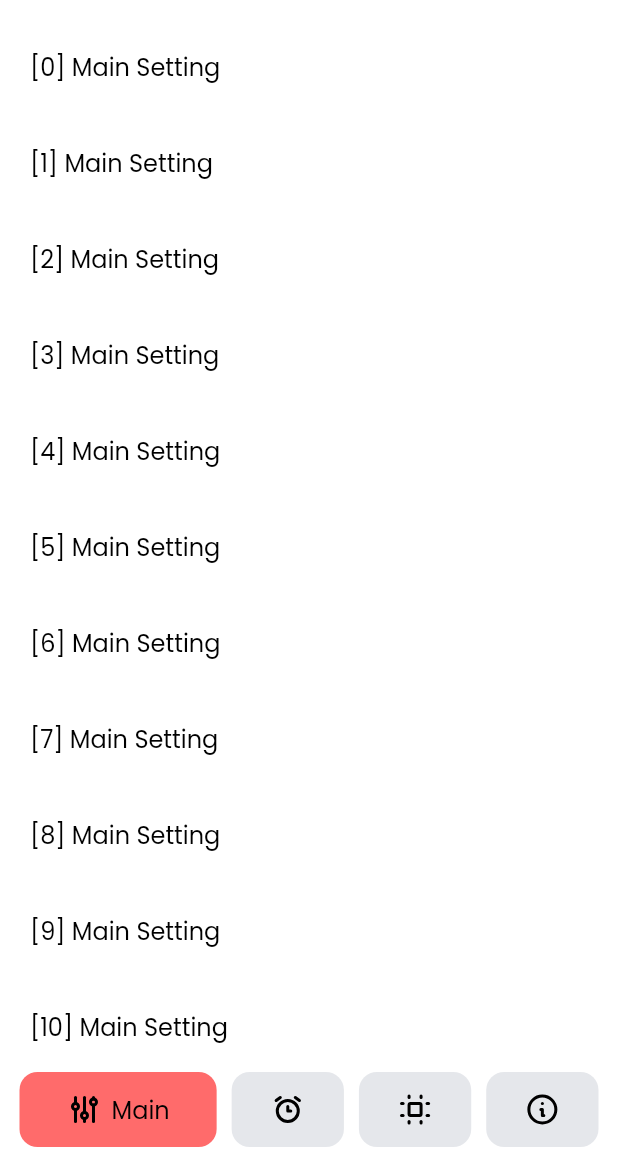
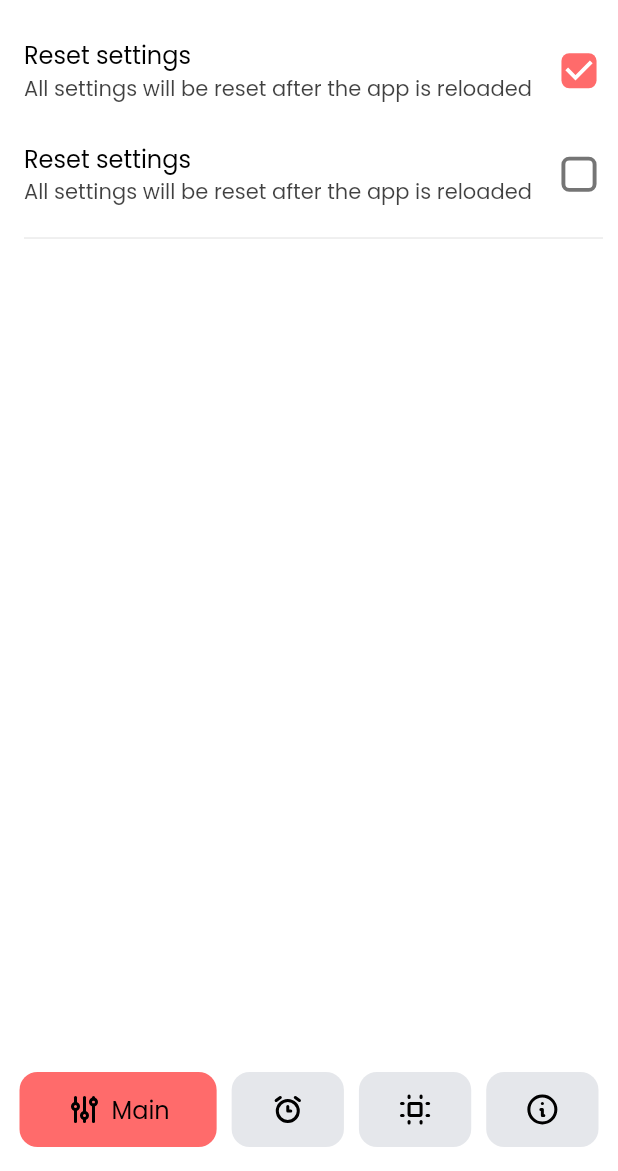
Before and after one commit to grollcake/pomodoro_timer_clone, a Flutter app: the SettingsScreen screen opened directly, on a phone screen of 412 x 824 dp, the part 65-1236 px from its top. Run offline on Flutter 3.47's test engine with Material 2 defaults, Android fonts, the phone set to English and light mode, and no system bars; our stand-ins replace animate_do, flutter_svg, google_fonts, lottie; missing offline and left inert: pausable_timer.

Commit message:
settings 화면 개발 중

```diff
--- a/lib/constants/style.dart
+++ b/lib/constants/style.dart
@@ -5,8 +5,10 @@ final timeText1Style =
     GoogleFonts.poppins(fontSize: 144, fontWeight: FontWeight.w700, height: 0.9, color: Colors.black);
 final timeText2Style =
     GoogleFonts.poppins(fontSize: 144, fontWeight: FontWeight.w300, height: 0.9, color: Colors.black);
+final settingTitleTextStyle = GoogleFonts.poppins(fontSize: 20, fontWeight: FontWeight.w700, color: Colors.black);
 final statTextStyle = GoogleFonts.poppins(fontSize: 16, fontWeight: FontWeight.w500, color: Colors.white);
 final menuTextStyle = GoogleFonts.poppins(fontSize: 16, fontWeight: FontWeight.w400, color: Colors.black);
-final settingTitleTextStyle = GoogleFonts.poppins(fontSize: 20, fontWeight: FontWeight.w700, color: Colors.black);
+final descTextStyle =
+    GoogleFonts.poppins(fontSize: 14, fontWeight: FontWeight.w400, color: Colors.black.withOpacity(.75));
 final menuInactiveColor = Color(0xFFE5E7EB);
 final primaryColor = Color(0xFFFF6B6B);
--- /dev/null
+++ b/lib/screens/settings_screen/components/checkbox_item.dart
@@ -0,0 +1,50 @@
+import 'package:flutter/material.dart';
+import 'package:pomodoro_timer_clone/constants/style.dart';
+
+class CheckBoxItem extends StatelessWidget {
+  const CheckBoxItem(
+      {Key? key, required this.title, required this.desc, required this.checked, required this.onChanged})
+      : super(key: key);
+  final String title;
+  final String desc;
+  final bool checked;
+  final Function(bool?) onChanged;
+
+  @override
+  Widget build(BuildContext context) {
+    return Container(
+      padding: EdgeInsets.symmetric(vertical: 12),
+      child: Row(
+        mainAxisAlignment: MainAxisAlignment.spaceBetween,
+        children: [
+          Flexible(
+            flex: 5,
+            child: Column(
+              crossAxisAlignment: CrossAxisAlignment.start,
+              children: [
+                Text(title, style: menuTextStyle),
+                Text(desc, style: descTextStyle),
+              ],
+            ),
+          ),
+          Transform.scale(
+            scale: 1.3,
+            child: Checkbox(
+              visualDensity: VisualDensity(horizontal: -4, vertical: -4),
+              shape: RoundedRectangleBorder(
+                borderRadius: BorderRadius.circular(4.0),
+                side: BorderSide(
+                  color: Colors.grey,
+                ),
+              ),
+              checkColor: Colors.white,
+              activeColor: primaryColor,
+              value: checked,
+              onChanged: (value) => onChanged(value),
+            ),
+          ),
+        ],
+      ),
+    );
+  }
+}
--- a/lib/screens/settings_screen/settings_main_page.dart
+++ b/lib/screens/settings_screen/settings_main_page.dart
@@ -1,5 +1,5 @@
 import 'package:flutter/material.dart';
-import 'package:pomodoro_timer_clone/constants/style.dart';
+import 'package:pomodoro_timer_clone/screens/settings_screen/components/checkbox_item.dart';
 
 class SettingsMainPage extends StatefulWidget {
   const SettingsMainPage({Key? key}) : super(key: key);
@@ -11,14 +11,22 @@ class SettingsMainPage extends StatefulWidget {
 class _SettingsMainPageState extends State<SettingsMainPage> {
   @override
   Widget build(BuildContext context) {
-    return Container(
-      child: ListView.builder(
-        itemCount: 20,
-        itemBuilder: (_, index) => Container(
-          padding: EdgeInsets.all(20),
-          child: Text('[$index] Main Setting', style: menuTextStyle),
+    return Column(
+      children: [
+        CheckBoxItem(
+          title: 'Reset settings',
+          desc: 'All settings will be reset after the app is reloaded',
+          checked: true,
+          onChanged: (value) {},
         ),
-      ),
+        CheckBoxItem(
+          title: 'Reset settings',
+          desc: 'All settings will be reset after the app is reloaded',
+          checked: false,
+          onChanged: (value) {},
+        ),
+        Divider(),
+      ],
     );
   }
 }
--- a/lib/screens/settings_screen/settings_screen.dart
+++ b/lib/screens/settings_screen/settings_screen.dart
@@ -34,7 +34,10 @@ class _SettingsScreenState extends State<SettingsScreen> {
     return Scaffold(
       backgroundColor: Colors.white,
       appBar: buildAppBar(),
-      body: pages[_menuIndex],
+      body: Padding(
+        padding: const EdgeInsets.only(left: 16, right: 10.0),
+        child: IndexedStack(index: _menuIndex, children: pages),
+      ),
       bottomNavigationBar: BottomNavSection(initialIndex: 0, callBack: (index) => _changeMenu(index)),
     );
   }
```
